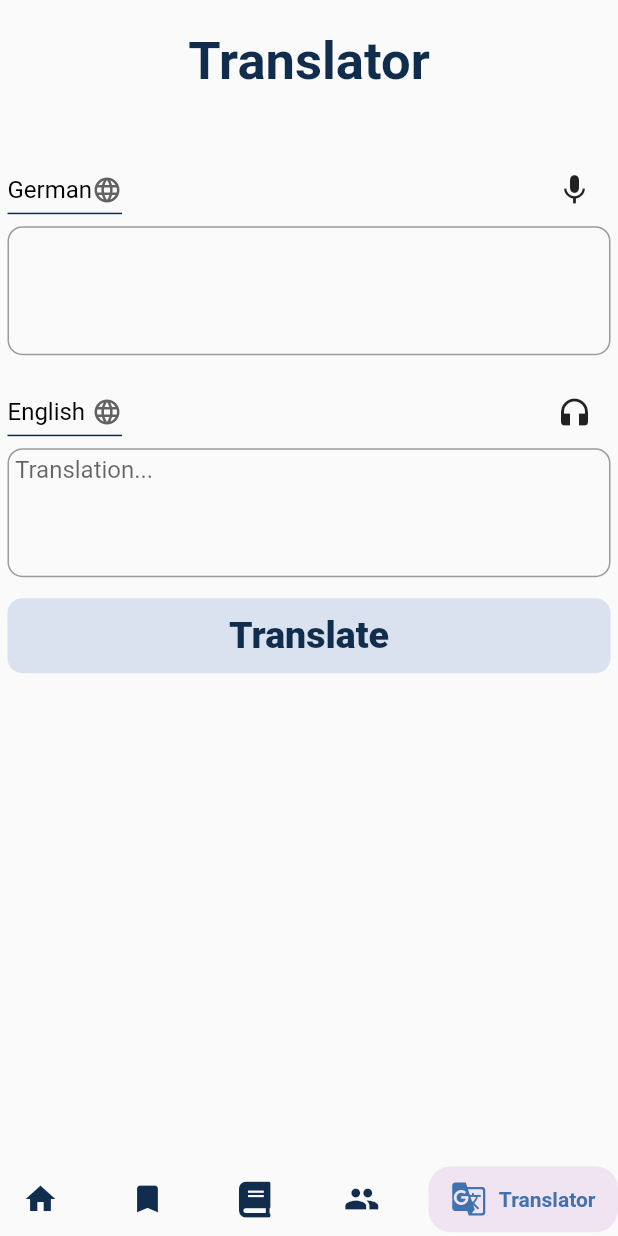
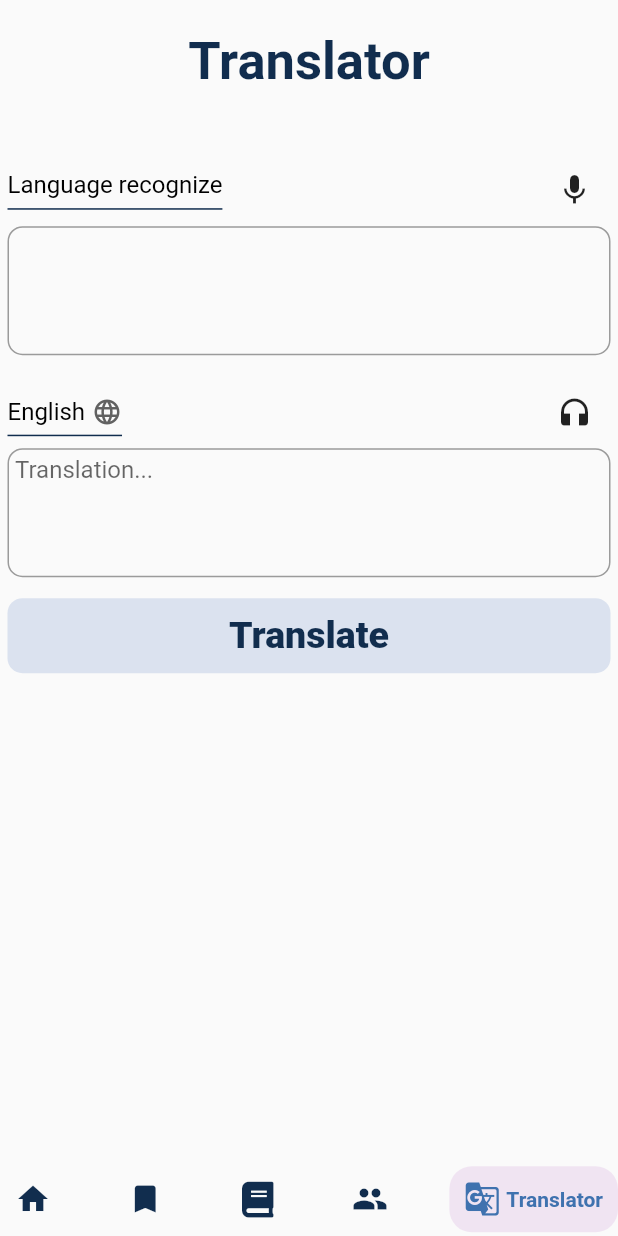
Before and after one commit to Niklas-dev/vocabgroups, a Flutter app: the screen it shows once a user with an empty profile is signed in, item 5 of the bottom bar chosen, on a phone screen of 412 x 824 dp. Run offline on Flutter 3.47's test engine with Material 2 defaults, Android fonts, the phone set to English and light mode, and no system bars; drawn by our look-alikes of google_nav_bar; our stand-ins replace firebase_auth, firebase_core, font_awesome_flutter; missing offline and left inert: translator; accounts and stored records are empty; network calls fail.

Commit message:
Translator Page changes

```diff
--- a/lib/Pages/Tabs/translator_tab.dart
+++ b/lib/Pages/Tabs/translator_tab.dart
@@ -30,6 +30,7 @@ class _TranslatorTabState extends State<TranslatorTab> {
   Widget build(BuildContext context) {
     return Container(
         margin: MediaQuery.of(context).padding,
+        child: SingleChildScrollView(
           child: Column(
             mainAxisAlignment: MainAxisAlignment.start,
             children: [
@@ -64,37 +65,29 @@ class _TranslatorTabState extends State<TranslatorTab> {
                         children: [
                           Align(
                               alignment: Alignment.topLeft,
-                        child: DropdownButton(
-                          value: firstLanguage,
-                          icon: const Icon(Icons.language),
-                          iconSize: 20,
-                          elevation: 16,
-                          style: const TextStyle(
-                              color: Colors.black, fontSize: 16),
-                          underline: Container(
-                            height: 1,
+                              child: Row(
+                                children: [
+                                  Container(
+                                    padding: EdgeInsets.only(
+                                      bottom:
+                                          6, // Space between underline and text
+                                    ),
+                                    decoration: BoxDecoration(
+                                        border: Border(
+                                            bottom: BorderSide(
                                       color: Color(0xff112d4e),
-                          ),
-                          onChanged: (String? newValue) {
-                            setState(() {
-                              firstLanguage = newValue!;
-                              firstIndex = allLanguages.indexOf(newValue);
-                            });
-                          },
-                          items: allLanguages
-                              .map<DropdownMenuItem<String>>((String value) {
-                            return DropdownMenuItem<String>(
-                              value: value,
-                              child: Column(
-                                mainAxisAlignment: MainAxisAlignment.center,
-                                children: [
-                                  Text(value),
-                                ],
-                              ),
-                            );
-                          }).toList(),
+                                      width: 1.0, // Underline thickness
+                                    ))),
+                                    child: Text(
+                                      "Language recognize",
+                                      style: TextStyle(
+                                        fontSize: 16,
+                                        color: Colors.black,
                                       ),
                                     ),
+                                  ),
+                                ],
+                              )),
                           IconButton(onPressed: () {}, icon: Icon(Icons.mic))
                         ],
                       ),
@@ -140,8 +133,8 @@ class _TranslatorTabState extends State<TranslatorTab> {
                                   secondIndex = allLanguages.indexOf(newValue);
                                 });
                               },
-                          items: allLanguages
-                              .map<DropdownMenuItem<String>>((String value) {
+                              items: allLanguages.map<DropdownMenuItem<String>>(
+                                  (String value) {
                                 return DropdownMenuItem<String>(
                                   value: value,
                                   child: Column(
@@ -154,7 +147,8 @@ class _TranslatorTabState extends State<TranslatorTab> {
                               }).toList(),
                             ),
                           ),
-                      IconButton(onPressed: () {}, icon: Icon(Icons.headphones))
+                          IconButton(
+                              onPressed: () {}, icon: Icon(Icons.headphones))
                         ],
                       ),
                       Stack(
@@ -208,7 +202,7 @@ class _TranslatorTabState extends State<TranslatorTab> {
               )
             ],
           ),
-    );
+        ));
   }
 
   Future<String> translate() async {
--- a/lib/Pages/home_page.dart
+++ b/lib/Pages/home_page.dart
@@ -3,6 +3,7 @@ import 'package:flutter/material.dart';
 import 'package:font_awesome_flutter/font_awesome_flutter.dart';
 import 'package:google_nav_bar/google_nav_bar.dart';
 
+import '../keyboard_check.dart';
 import 'Tabs/book_tab.dart';
 import 'Tabs/books_tab.dart';
 import 'Tabs/groups_tab.dart';
@@ -30,17 +31,39 @@ class _HomePageState extends State<HomePage> {
     return tabs[index];
   }
 
+  @override
+  void initState() {
+    super.initState();
+  }
+
   void inputData() async {
-    final User user = await auth.currentUser!;
+    User user = auth.currentUser!;
     final uid = user.uid;
     // here you write the codes to input the data into firestore
   }
 
   @override
   Widget build(BuildContext context) {
-    inputData();
+    //inputData();
 
     return Scaffold(
+      floatingActionButton: KeyboardVisibilityBuilder(
+          builder: (context, child, isKeyboardVisible) {
+            if (isKeyboardVisible) {
+              return FloatingActionButton(
+                onPressed: () {
+                  FocusScope.of(context).unfocus();
+                },
+                child: Icon(Icons.close),
+              );
+            } else {
+              return Container();
+              // build layout for invisible keyboard
+            }
+          },
+          child: Text(
+              "") // this widget goes to the builder's child property. Made for better performance.
+          ),
       bottomNavigationBar: Padding(
         padding: EdgeInsets.only(bottom: 2.5),
         child: GNav(
@@ -51,14 +74,14 @@ class _HomePageState extends State<HomePage> {
           // tab button border // tab button shadow
           curve: Curves.easeOutExpo, // tab animation curves
           duration: Duration(milliseconds: 300), // tab animation duration
-          gap: 8, // the tab button gap between icon and text
+          gap: 4, // the tab button gap between icon and text
           color: Color(0xff112d4e), // unselected icon color
           activeColor: Color(0xff3f72af), // selected icon and text color
           iconSize: 24, // tab button icon size
           tabBackgroundColor:
               Colors.purple.withOpacity(0.1), // selected tab background color
           padding: EdgeInsets.symmetric(
-              horizontal: 15, vertical: 10), // navigation bar padding
+              horizontal: 10, vertical: 10), // navigation bar padding
           tabs: [
             GButton(
               icon: Icons.home,
--- /dev/null
+++ b/lib/keyboard_check.dart
@@ -0,0 +1,55 @@
+import 'package:flutter/material.dart';
+
+class KeyboardVisibilityBuilder extends StatefulWidget {
+  final Widget? child;
+  final Widget Function(
+    BuildContext context,
+    Widget? child,
+    bool isKeyboardVisible,
+  ) builder;
+
+  const KeyboardVisibilityBuilder({
+    Key? key,
+    this.child,
+    required this.builder,
+  }) : super(key: key);
+
+  @override
+  _KeyboardVisibilityBuilderState createState() =>
+      _KeyboardVisibilityBuilderState();
+}
+
+class _KeyboardVisibilityBuilderState extends State<KeyboardVisibilityBuilder>
+    with WidgetsBindingObserver {
+  var _isKeyboardVisible = false;
+
+  @override
+  void initState() {
+    super.initState();
+    WidgetsBinding.instance!.addObserver(this);
+  }
+
+  @override
+  void dispose() {
+    WidgetsBinding.instance!.removeObserver(this);
+    super.dispose();
+  }
+
+  @override
+  void didChangeMetrics() {
+    final bottomInset = WidgetsBinding.instance!.window.viewInsets.bottom;
+    final newValue = bottomInset > 0.0;
+    if (newValue != _isKeyboardVisible) {
+      setState(() {
+        _isKeyboardVisible = newValue;
+      });
+    }
+  }
+
+  @override
+  Widget build(BuildContext context) => widget.builder(
+        context,
+        widget.child,
+        _isKeyboardVisible,
+      );
+}
--- a/pubspec.yaml
+++ b/pubspec.yaml
@@ -23,6 +23,8 @@ environment:
 dependencies:
   firebase_core: ^1.2.0
   firebase_auth: ^1.2.0
+
+  keyboard_visibility: ^0.5.6
 
   google_nav_bar: ^5.0.5
 
```
Also changed, not shown: lib/Pages/auth/login_page.dart (+13 -3 lines), lib/Pages/auth/register_page.dart (+18 -3 lines), pubspec.lock. Lines whose indentation alone changed are shown as unchanged.
